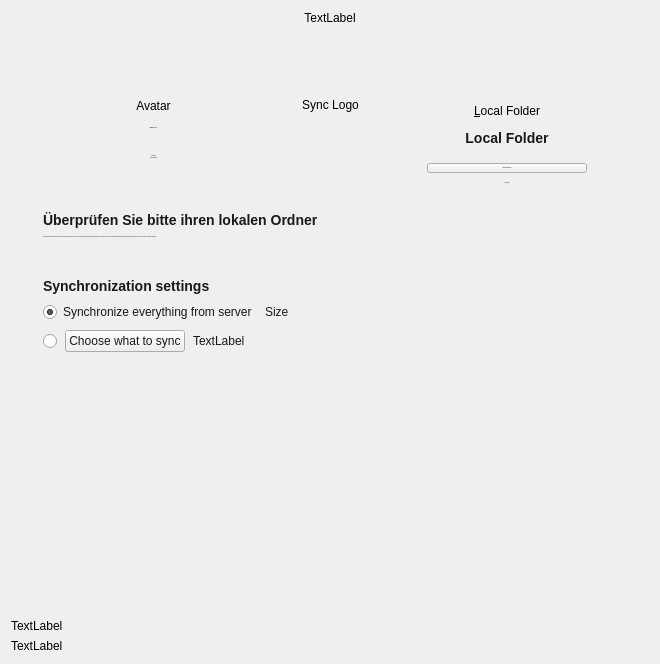
Qt form src/gui/wizard/owncloudadvancedsetuppage.ui (nextmcloud/desktop) before a commit.
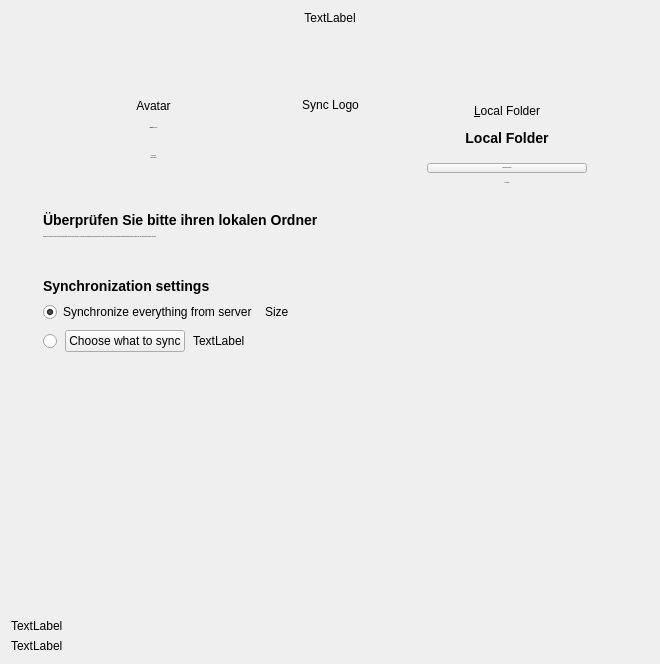
The same form after that commit.

```diff
--- a/src/gui/wizard/owncloudadvancedsetuppage.ui
+++ b/src/gui/wizard/owncloudadvancedsetuppage.ui
@@ -141,7 +141,7 @@
             </font>
            </property>
            <property name="styleSheet">
-            <string notr="true">font: 14px &quot;Segoe UI&quot;; color: #191919</string>
+            <string notr="true">font: 14px &quot;Segoe UI&quot;;</string>
            </property>
            <property name="text">
             <string>&lt;b&gt;Magenta&lt;/b&gt;CLOUD</string>
@@ -177,7 +177,7 @@
             </font>
            </property>
            <property name="styleSheet">
-            <string notr="true">font: 13px &quot;Microsoft Sans Serif&quot;; color: #191919</string>
+            <string notr="true">font: 13px &quot;Microsoft Sans Serif&quot;;</string>
            </property>
            <property name="text">
             <string>User name</string>
@@ -381,7 +381,7 @@
             </font>
            </property>
            <property name="styleSheet">
-            <string notr="true">font: 14px &quot;Segoe UI&quot;; color: #191919</string>
+            <string notr="true">font: 14px &quot;Segoe UI&quot;; color:</string>
            </property>
            <property name="text">
             <string>&lt;html&gt;&lt;head/&gt;&lt;body&gt;&lt;p&gt;&lt;b&gt;&lt;span style=&quot; font-size:14px;&quot;&gt;Local Folder&lt;/span&gt;&lt;/b&gt;&lt;/p&gt;&lt;/body&gt;&lt;/html&gt;</string>
@@ -481,7 +481,7 @@
             </font>
            </property>
            <property name="styleSheet">
-            <string notr="true">font: 13px &quot;Microsoft Sans Serif&quot;; color: #191919</string>
+            <string notr="true">font: 13px &quot;Microsoft Sans Serif&quot;;</string>
            </property>
            <property name="text">
             <string notr="true">Free space</string>
@@ -564,7 +564,7 @@
             </font>
            </property>
            <property name="styleSheet">
-            <string notr="true">font: 75 14px &quot;Segoe UI&quot;; color: #191919</string>
+            <string notr="true">font: 75 14px &quot;Segoe UI&quot;;</string>
            </property>
            <property name="text">
             <string>&lt;html&gt;&lt;head/&gt;&lt;body&gt;&lt;p&gt;&lt;b&gt;&lt;span style=&quot; font-size:14px;&quot;&gt;Überprüfen Sie bitte ihren lokalen Ordner&lt;/span&gt;&lt;/b&gt;&lt;/p&gt;&lt;/body&gt;&lt;/html&gt;</string>
@@ -586,7 +586,7 @@
           </font>
          </property>
          <property name="styleSheet">
-          <string notr="true">font: 13px &quot;Microsoft Sans Serif&quot;; color: #191919</string>
+          <string notr="true">font: 13px &quot;Microsoft Sans Serif&quot;;</string>
          </property>
          <property name="text">
           <string>Aufgrund des Wechsels zu einem neuen Produkt können wir nicht sicher erkennen, wo Ihr bisheriger MagentaCLOUD gespeichert ist. Sollten Sie den Speicherort in der bisherigen Software angepasst haben, so wählen Sie den Speicherort bitte oben erneut aus.</string>
@@ -630,7 +630,7 @@
             </font>
            </property>
            <property name="styleSheet">
-            <string notr="true">font: 75 14px &quot;Segoe UI&quot;; color: #191919</string>
+            <string notr="true">font: 75 14px &quot;Segoe UI&quot;;</string>
            </property>
            <property name="text">
             <string>&lt;html&gt;&lt;head/&gt;&lt;body&gt;&lt;p&gt;&lt;b&gt;&lt;span style=&quot; font-size:14px;&quot;&gt;Synchronization settings&lt;/span&gt;&lt;/b&gt;&lt;/p&gt;&lt;/body&gt;&lt;/html&gt;</string>
@@ -669,7 +669,7 @@
              <item>
               <widget class="QRadioButton" name="rSyncEverything">
                <property name="styleSheet">
-                <string notr="true">font: 14px &quot;Microsoft Sans Serif&quot;; color: #191919</string>
+                <string notr="true">font: 14px &quot;Microsoft Sans Serif&quot;;</string>
                </property>
                <property name="text">
                 <string>Synchronize everything from server</string>
@@ -685,7 +685,7 @@
                 <font/>
                </property>
                <property name="styleSheet">
-                <string notr="true">color: #191919</string>
+                <string notr="true"/>
                </property>
                <property name="text">
                 <string notr="true">Size</string>
@@ -737,7 +737,7 @@
              <item>
               <widget class="QPushButton" name="bSelectiveSync">
                <property name="styleSheet">
-                <string notr="true">font: 14px &quot;Microsoft Sans Serif&quot;; color: #191919</string>
+                <string notr="true">font: 14px &quot;Microsoft Sans Serif&quot;;</string>
                </property>
                <property name="text">
                 <string>Choose what to sync</string>
@@ -753,7 +753,7 @@
              <item>
               <widget class="QLabel" name="lSelectiveSyncSizeLabel">
                <property name="styleSheet">
-                <string notr="true">font: 14px &quot;Microsoft Sans Serif&quot;; color: #191919</string>
+                <string notr="true">font: 14px &quot;Microsoft Sans Serif&quot;;</string>
                </property>
                <property name="text">
                 <string notr="true">TextLabel</string>
```
